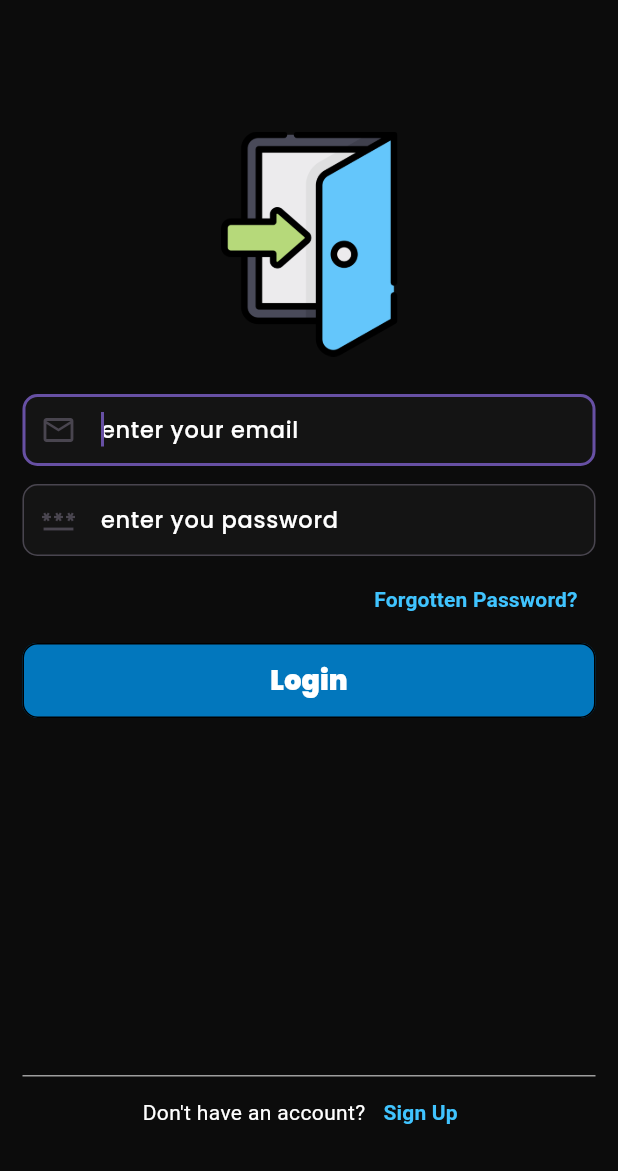
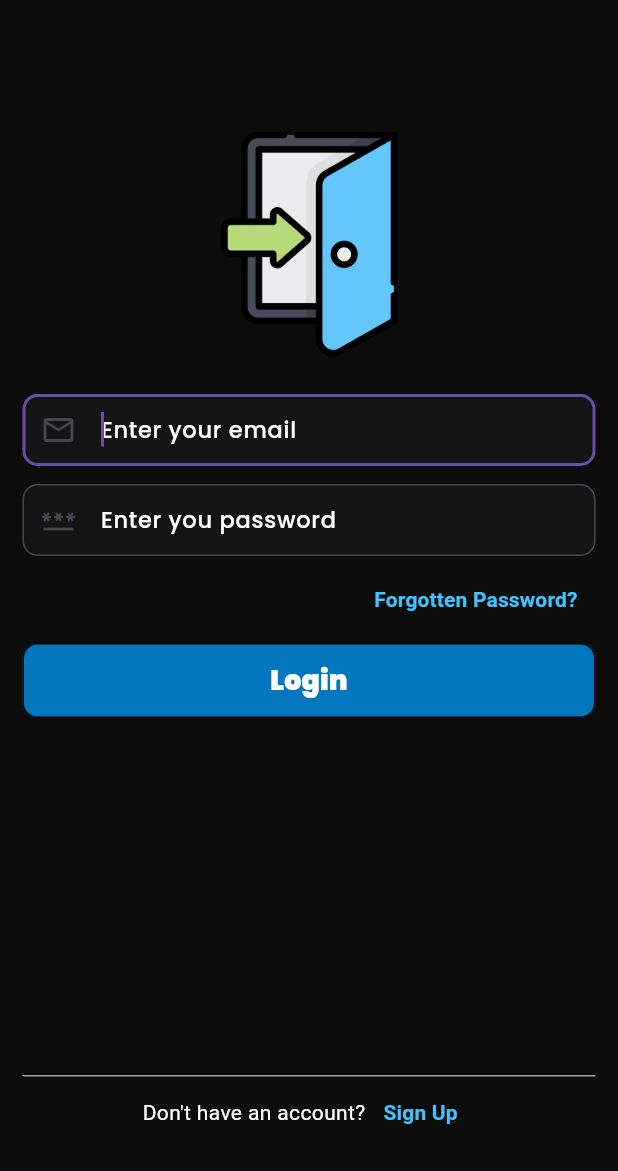
Before and after one commit to Jeet-240/Bingr, a Flutter app: the screen it shows after launch, on a phone screen of 412 x 824 dp, the part 65-1236 px from its top. Run offline on Flutter 3.47's test engine with Material 3 defaults, Android fonts, the phone set to English and light mode, and no system bars; drawn by our look-alikes of animated_text_kit; our stand-ins replace firebase_auth, firebase_core, firebase_database, shared_preferences; accounts and stored records are empty.

Commit message:
Corrected errors in auth views

```diff
--- a/lib/views/login_view.dart
+++ b/lib/views/login_view.dart
@@ -67,7 +67,7 @@ class _LoginViewState extends State<LoginView> {
                     enableSuggestions: false,
                     keyboardType: TextInputType.emailAddress,
                     decoration: textFieldDecoration(
-                        'enter your email', Icon(Icons.email_outlined))),
+                        'Enter your email', Icon(Icons.email_outlined))),
                 Padding(
                   padding: const EdgeInsets.only(top: 12),
                   child: TextField(
@@ -77,7 +77,7 @@ class _LoginViewState extends State<LoginView> {
                       enableSuggestions: false,
                       autocorrect: false,
                       decoration: textFieldDecoration(
-                          'enter you password', Icon(Icons.password))),
+                          'Enter you password', Icon(Icons.password))),
                 ),
                 Align(
                   alignment: Alignment.centerRight,
--- a/lib/views/main_view.dart
+++ b/lib/views/main_view.dart
@@ -88,7 +88,10 @@ Future<bool> showLogOutDialog(BuildContext context) {
       builder: (context) {
         return AlertDialog(
           backgroundColor: primaryColor,
-          shadowColor: Colors.white,
+          shape: RoundedRectangleBorder(
+            borderRadius: BorderRadius.all(Radius.circular(32.0)),
+          ),
+          shadowColor: Colors.white54,
           title: const Text('Sign Out'),
           content: const Text('Are you sure you want to sign out?',
               style: TextStyle(
--- a/lib/views/register_view.dart
+++ b/lib/views/register_view.dart
@@ -82,7 +82,7 @@ class _RegisterViewState extends State<RegisterView> {
                         controller: _username,
                         enableSuggestions: false,
                         autocorrect: false,
-                        decoration: textFieldDecoration('Enter Your Username', Icon(Icons.account_box_outlined)),
+                        decoration: textFieldDecoration('Enter Your username', Icon(Icons.account_box_outlined)),
                       ),
                     ),
                     Padding(
@@ -93,7 +93,7 @@ class _RegisterViewState extends State<RegisterView> {
                         obscureText: true,
                         enableSuggestions: false,
                         autocorrect: false,
-                        decoration: textFieldDecoration('Enter Your Password', Icon(Icons.password)),
+                        decoration: textFieldDecoration('Enter Your password', Icon(Icons.password)),
                       ),
                     ),
                     Container(
--- a/lib/views/reset_password_view.dart
+++ b/lib/views/reset_password_view.dart
@@ -60,7 +60,7 @@ class _ResetPasswordViewState extends State<ResetPasswordView> {
                         enableSuggestions: false,
                         keyboardType: TextInputType.emailAddress,
                         decoration: textFieldDecoration(
-                            'enter your email', Icon(Icons.email_outlined))),
+                            'Enter your email', Icon(Icons.email_outlined))),
                     CustomButton(
                       onPressed: () async {
                         final String email = _email.text.trim();
--- a/lib/widgets/custom_dialogbox.dart
+++ b/lib/widgets/custom_dialogbox.dart
@@ -8,7 +8,6 @@ Future<void> showErrorDialog(BuildContext context , String text){
         shadowColor: Colors.white54,
         shape: RoundedRectangleBorder(
             borderRadius: BorderRadius.all(Radius.circular(32.0)),
-
         ),
         title: const Text(
             'Error!',
@@ -37,7 +36,7 @@ Future<void> showErrorDialog(BuildContext context , String text){
             'OK' ,
             style: TextStyle(
                 color: Color.fromRGBO(255 , 0 , 0 , 1),
-              fontWeight: FontWeight.w100,
+              fontWeight: FontWeight.w200,
               fontFamily: 'Poppins',
             ),
             ),
```
